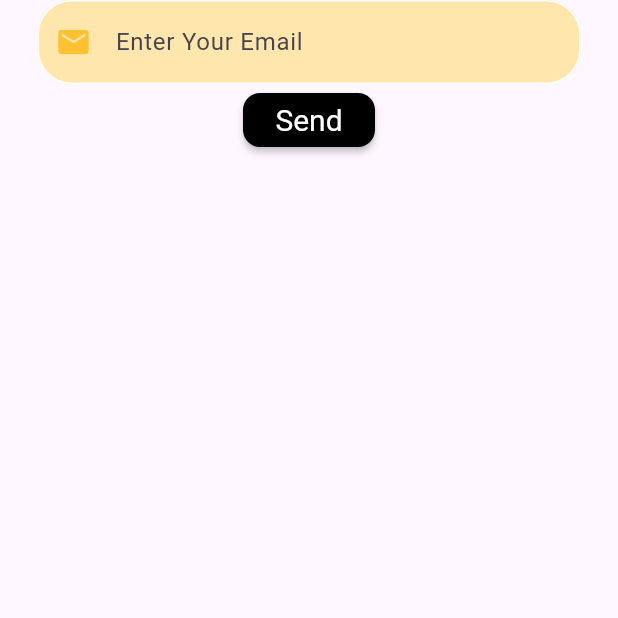
After one commit to eyadmohamedelzeky/E-Commrec, a Flutter app: the ForgetPassword screen opened by its route, on a phone screen of 412 x 824 dp, the top half of it. The commit adds this screen. Run offline on Flutter 3.47's test engine with Material 3 defaults, Android fonts, the phone set to English and light mode, and no system bars; our stand-ins replace firebase_auth, firebase_core, flutter_bloc, flutter_screenutil; accounts and stored records are empty.

Commit message:
add feature forget password

```diff
--- /dev/null
+++ b/lib/features/forget_password/view/forget_password.dart
@@ -0,0 +1,83 @@
+import 'package:ecommerce/constants.dart';
+import 'package:ecommerce/core/widgets/custom_text_form_field.dart';
+import 'package:ecommerce/features/login/controller/login_controller.dart';
+import 'package:flutter/material.dart';
+import 'package:flutter_bloc/flutter_bloc.dart';
+import 'package:flutter_screenutil/flutter_screenutil.dart';
+
+class ForgetPassword extends StatefulWidget {
+  const ForgetPassword({super.key});
+  static String id = 'ForgetPassword';
+
+  @override
+  State<ForgetPassword> createState() => _ForgetPasswordState();
+}
+
+class _ForgetPasswordState extends State<ForgetPassword> {
+  final GlobalKey<FormState> formKey = GlobalKey();
+  @override
+  Widget build(BuildContext context) {
+    return BlocProvider(
+      create: (context) => LoginController(),
+      child: Scaffold(
+        body: BlocBuilder<LoginController, LoginState>(
+          builder: (BuildContext context, LoginState state) {
+            final loginController = BlocProvider.of<LoginController>(context);
+            return SafeArea(
+              child: Form(
+                key: formKey,
+                child: Center(
+                  child: Column(
+                    children: [
+                      Padding(
+                        padding: const EdgeInsets.symmetric(horizontal: 25),
+                        child: CustomTextFormField(
+                          validator: (email) {
+                            if (email!.isEmpty) {
+                              return 'please Enter Your Email';
+                            }
+                            return null;
+                          },
+                          controller: loginController.loginEmailController,
+                          keyboardType: TextInputType.emailAddress,
+                          autovalidateMode: AutovalidateMode.onUserInteraction,
+                          hintText: 'Enter Your Email',
+                          filled: true,
+                          textFieldColor: kTextFiledColor,
+                          colorBorderSide: whiteColor,
+                          borderRadius: BorderRadius.circular(20.r),
+                          prefixIcon: const Icon(
+                            Icons.email,
+                            color: kMainColor,
+                          ),
+                        ),
+                      ),
+                      Padding(
+                        padding: const EdgeInsets.symmetric(horizontal: 120),
+                        child: RawMaterialButton(
+                          shape: RoundedRectangleBorder(
+                              borderRadius: BorderRadius.circular(10.r)),
+                          fillColor: Colors.black,
+                          textStyle: const TextStyle(fontSize: 20),
+                          onPressed: () async {
+                            if (formKey.currentState!.validate()) {
+                              await loginController.resetPassword(
+                                  loginController.loginEmailController.text);
+                            }
+                          },
+                          child: const Text(
+                            'Send',
+                          ),
+                        ),
+                      ),
+                    ],
+                  ),
+                ),
+              ),
+            );
+          },
+        ),
+      ),
+    );
+  }
+}
--- a/lib/screens/login/controller/login_controller.dart
+++ b/lib/features/login/controller/login_controller.dart
@@ -1,7 +1,7 @@
 // ignore_for_file: use_build_context_synchronously
 import 'dart:developer';
-import 'package:ecommerce/screens/admin/view/admin_screen.dart';
-import 'package:ecommerce/screens/home/view/home_screen.dart';
+import 'package:ecommerce/features/admin/view/admin_screen.dart';
+import 'package:ecommerce/features/home/view/home_screen.dart';
 import 'package:firebase_auth/firebase_auth.dart';
 import 'package:flutter/material.dart';
 import 'package:flutter_bloc/flutter_bloc.dart';
@@ -47,12 +47,14 @@ class LoginController extends Cubit<LoginState> {
       }
     }
   }
+
   bool isAdmin = false;
   void isAdminUser(bool admin) {
     isAdmin = admin;
     emit(ChangeAdminState());
   }
-   Future<void> validateIsAdminOrUser(
+
+  Future<void> validateIsAdminOrUser(
       LoginController loginController, BuildContext context) async {
     if (loginController.isAdmin) {
       if (loginController.loginPasswordController.text ==
@@ -84,4 +86,15 @@ class LoginController extends Cubit<LoginState> {
       }
     }
   }
+
+  Future<void> resetPassword(String email) async {
+    emit(ForgetPasswordLoading());
+    try {
+      await FirebaseAuth.instance.sendPasswordResetEmail(email: email);
+      emit(ForgetPasswordScuess());
+    } on Exception catch (e) {
+      log('Error For RestPassword is $e');
+      emit(ForgetPasswordFailureState());
+    }
+  }
 }
--- a/lib/screens/login/controller/login_state.dart
+++ b/lib/features/login/controller/login_state.dart
@@ -15,3 +15,9 @@ class LoginErrorState extends LoginState {}
 class LoginChangeVisibilityState extends LoginState {}
 
 class ChangeAdminState extends LoginState {}
+
+class ForgetPasswordLoading extends LoginState {}
+
+class ForgetPasswordScuess extends LoginState {}
+
+class ForgetPasswordFailureState extends LoginState {}
--- a/lib/screens/sign_up/view/sign_up.dart
+++ b/lib/features/sign_up/view/sign_up.dart
@@ -4,8 +4,8 @@ import 'package:ecommerce/core/commen_cubit/commen.dart';
 import 'package:ecommerce/core/widgets/custom_loading.dart';
 import 'package:ecommerce/core/widgets/custom_logo_buy.dart';
 import 'package:ecommerce/core/widgets/custom_text_form_field.dart';
-import 'package:ecommerce/screens/login/view/login_screen.dart';
-import 'package:ecommerce/screens/sign_up/controller/sign_up_controller.dart';
+import 'package:ecommerce/features/login/view/login_screen.dart';
+import 'package:ecommerce/features/sign_up/controller/sign_up_controller.dart';
 import 'package:flutter/material.dart';
 import 'package:flutter_bloc/flutter_bloc.dart';
 import 'package:flutter_screenutil/flutter_screenutil.dart';
```
Also changed, not shown: lib/app.dart (+6 -4 lines), lib/features/add_products/view/add_product_screen.dart (added, +25 -0 lines), lib/features/admin/view/admin_screen.dart (added, +63 -0 lines), lib/features/login/view/login_screen.dart (renamed from lib/screens/login/view/login_screen.dart, +30 -5 lines), lib/screens/admin/view/admin_screen.dart (deleted, +0 -13 lines), lib/features/admin/controller/admin_controller.dart (added), lib/features/admin/controller/admin_state.dart (added), lib/features/home/view/home_screen.dart (renamed from lib/screens/home/view/home_screen.dart), lib/features/sign_up/controller/sign_up_controller.dart (renamed from lib/screens/sign_up/controller/sign_up_controller.dart), lib/features/sign_up/controller/sign_up_state.dart (renamed from lib/screens/sign_up/controller/sign_up_state.dart), lib/screens/admin/controller/admin_state.dart (deleted).
